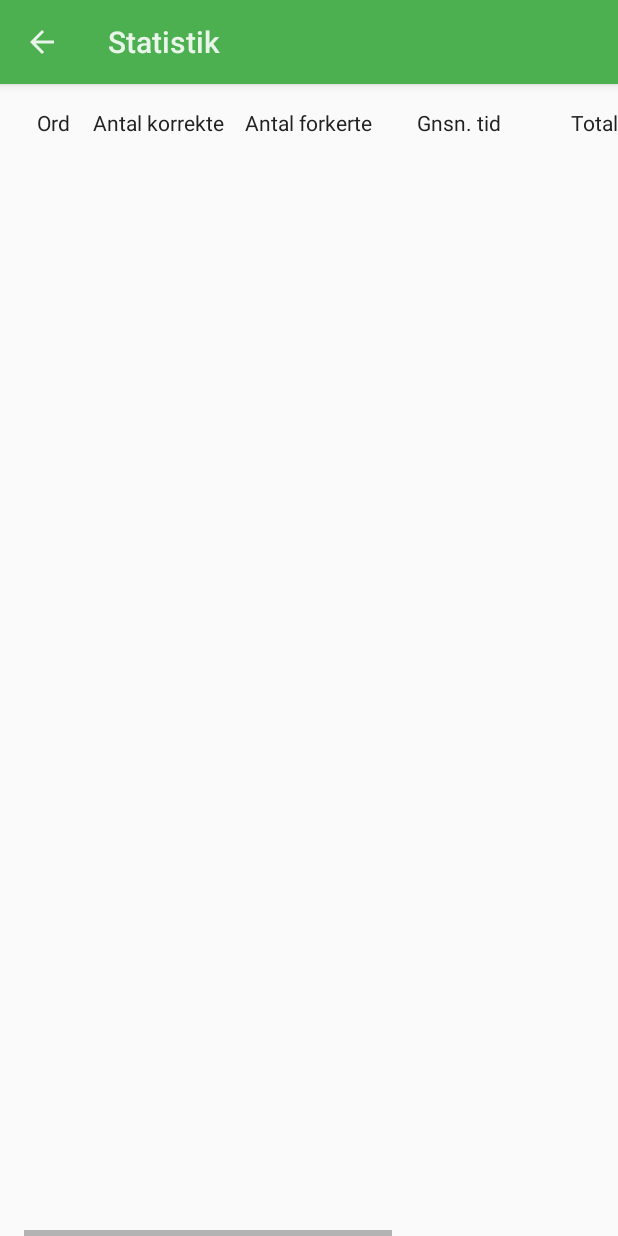
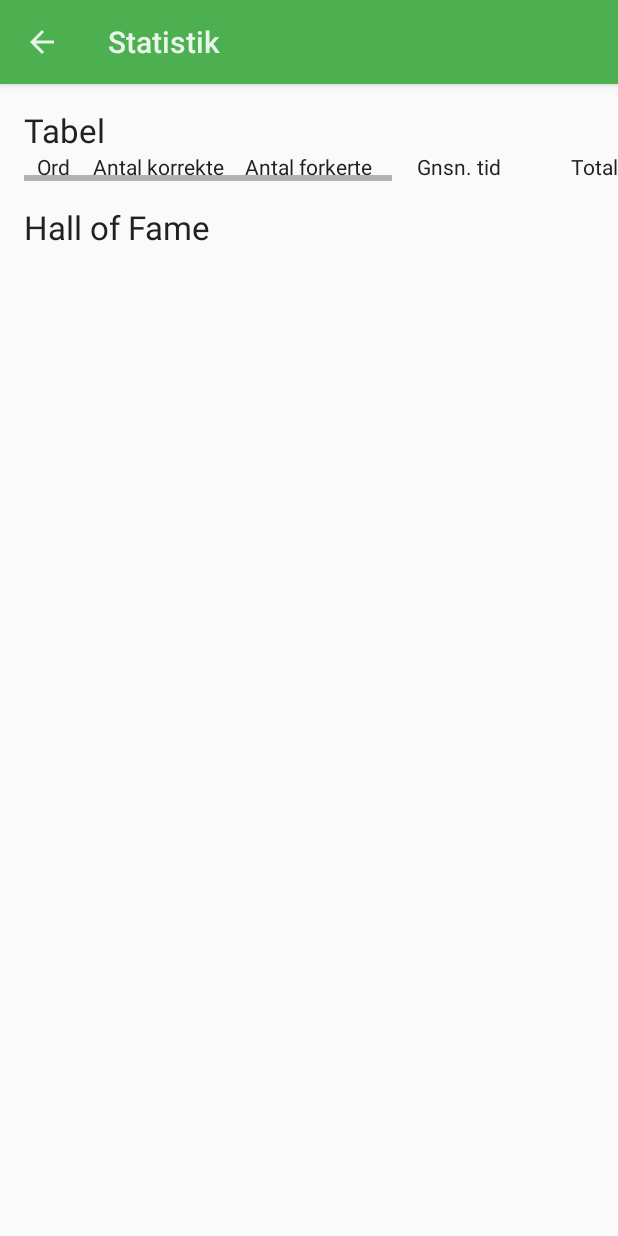
Before and after one commit to jbfp/spelling-app, an Android app: the StatsActivity screen opened directly, with no data from a screen before it, on a phone screen of 412 x 824 dp. Run offline under Robolectric (Android 15) with nearby library versions, the phone set to English and light mode, and no system bars.

Commit message:
Finishes stats page

```diff
--- a/StaveApp/app/src/main/java/dk/jbfp/staveapp/stats/StatAggregate.java
+++ b/StaveApp/app/src/main/java/dk/jbfp/staveapp/stats/StatAggregate.java
@@ -28,6 +28,10 @@ public class StatAggregate {
         return this.word;
     }
 
+    public int getSamples() {
+        return this.samples;
+    }
+
     public int getCorrectAnswers() {
         return this.correctAnswers;
     }
--- a/StaveApp/app/src/main/java/dk/jbfp/staveapp/stats/StatsView.java
+++ b/StaveApp/app/src/main/java/dk/jbfp/staveapp/stats/StatsView.java
@@ -1,7 +1,9 @@
 package dk.jbfp.staveapp.stats;
 
 import java.util.Collection;
+import java.util.Map;
 
 public interface StatsView {
     void setEntries(Collection<StatAggregate> stats);
+    void setHallOfFame(Map<String, String> map);
 }
--- a/StaveApp/app/src/main/res/layout/activity_stats.xml
+++ b/StaveApp/app/src/main/res/layout/activity_stats.xml
@@ -1,16 +1,24 @@
 <?xml version="1.0" encoding="utf-8"?>
-<RelativeLayout
+<LinearLayout
     xmlns:android="http://schemas.android.com/apk/res/android"
     xmlns:tools="http://schemas.android.com/tools"
+    android:orientation="vertical"
     android:layout_width="match_parent"
     android:layout_height="match_parent"
     android:paddingLeft="@dimen/activity_horizontal_margin"
     android:paddingTop="@dimen/activity_vertical_margin"
     tools:context="dk.jbfp.staveapp.stats.StatsActivity">
 
+    <TextView
+        android:layout_width="wrap_content"
+        android:layout_height="wrap_content"
+        android:text="Tabel"
+        style="@android:style/TextAppearance.Material.Large" />
+
     <HorizontalScrollView
         android:layout_width="fill_parent"
-        android:layout_height="fill_parent">
+        android:layout_height="wrap_content"
+        android:paddingBottom="@dimen/activity_vertical_margin">
 
         <TableLayout
             android:id="@+id/stats_table"
@@ -57,4 +65,27 @@
         </TableLayout>
     </HorizontalScrollView>
 
-</RelativeLayout>
+    <TextView
+        android:layout_width="wrap_content"
+        android:layout_height="wrap_content"
+        android:text="Hall of Fame"
+        style="@android:style/TextAppearance.Material.Large" />
+
+    <ScrollView
+        android:layout_width="wrap_content"
+        android:layout_height="wrap_content"
+        android:paddingBottom="@dimen/activity_vertical_margin"
+        android:paddingRight="@dimen/activity_horizontal_margin">
+
+        <TableLayout
+            android:id="@+id/stats_hof_table"
+            android:layout_width="fill_parent"
+            android:layout_height="wrap_content"
+            android:paddingBottom="@dimen/activity_vertical_margin"
+            android:shrinkColumns="0"
+            android:stretchColumns="1" />
+
+    </ScrollView>
+
+
+</LinearLayout>
```
Also changed, not shown: StaveApp/app/src/main/java/dk/jbfp/staveapp/stats/StatsActivity.java (+17 -0 lines), StaveApp/app/src/main/java/dk/jbfp/staveapp/stats/StatsPresenter.java (+55 -0 lines), StaveApp/app/src/main/res/layout/layout_stat_hof_row.xml (added, +18 -0 lines).
